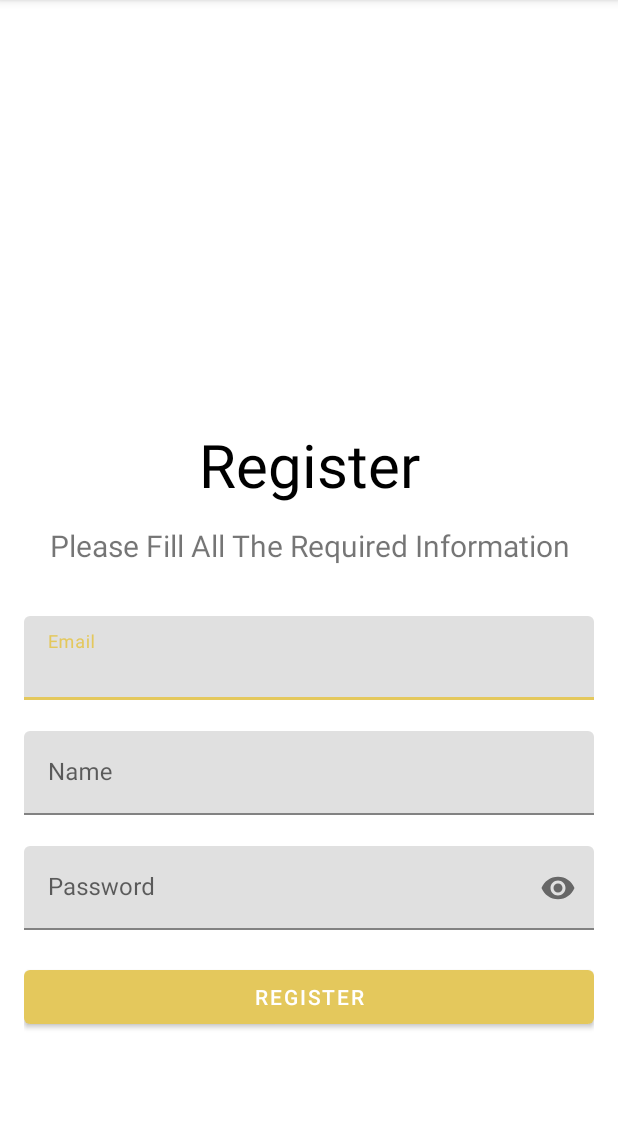
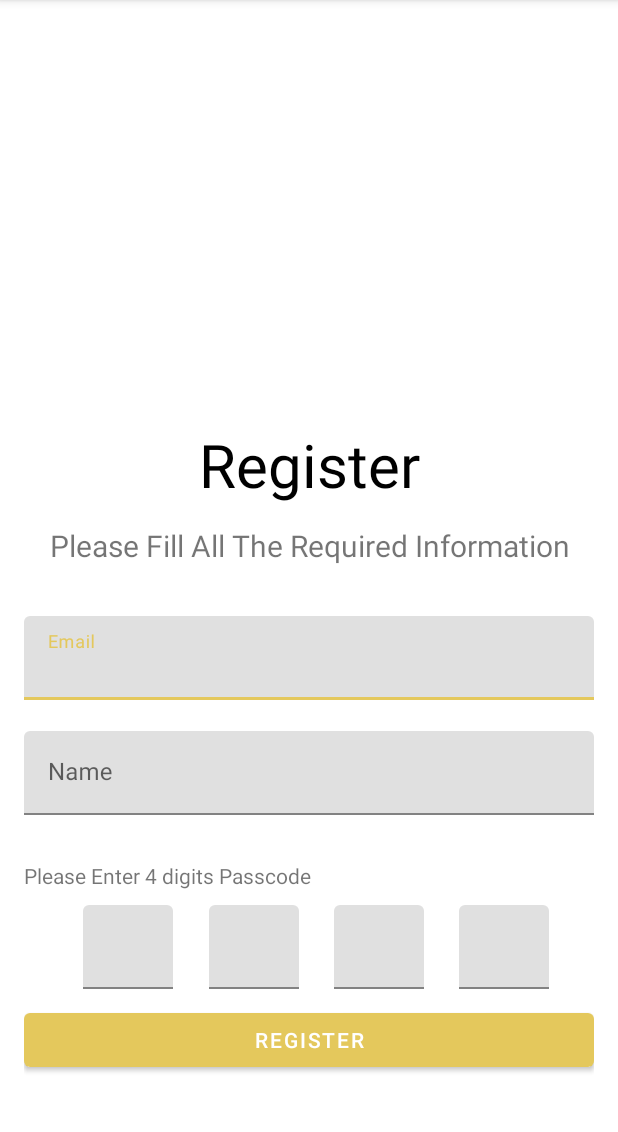
Before and after one commit to renadnasser1/Light-On, an Android app: the screen it shows after launch (RegisterActivity), on a phone screen of 412 x 824 dp, the part 84-1216 px from its top. Run offline under Robolectric (Android 15) with nearby library versions, the phone set to English and light mode, and no system bars.

Commit message:
use passcode insted of passwoard

```diff
--- a/app/src/main/java/com/example/lighton/RegisterActivity.java
+++ b/app/src/main/java/com/example/lighton/RegisterActivity.java
@@ -6,28 +6,26 @@ package com.example.lighton;
         import android.os.Bundle;
         import android.util.Patterns;
         import android.view.View;
+        import android.widget.EditText;
+        import android.widget.TextView;
         import android.widget.Toast;
 
         import com.google.android.material.textfield.TextInputLayout;
 
+        import java.lang.reflect.Array;
         import java.util.regex.Pattern;
 
 public class RegisterActivity extends AppCompatActivity {
 
     private static final Pattern PASSWORD_PATTERN =
             Pattern.compile("^" +
-                    "(?=.*[0-9])" +         //at least 1 digit
-                    "(?=.*[a-z])" +         //at least 1 lower case letter
-                    "(?=.*[A-Z])" +         //at least 1 upper case letter
-                    "(?=.*[a-zA-Z])" +      //any letter
-                    "(?=.*[@#$%^&+=])" +    //at least 1 special character
-                    "(?=\\S+$)" +           //no white spaces
-                    ".{6,}" +               //at least 6 characters
-                    "$");
+                    "(?=.*[0-9])" +           //no white spaces
+                    ".{4,}");
 
     private TextInputLayout textInputEmail;
     private TextInputLayout textInputName;
-    private TextInputLayout textInputPassword;
+    private TextInputLayout digitOne, digitTwo,digitThree,digitFour;
+    private String passcode;
     private DBHelper database;
 
     @Override
@@ -38,7 +36,10 @@ public class RegisterActivity extends AppCompatActivity {
         database =  new DBHelper(this);
         textInputEmail = findViewById(R.id.text_input_email);
         textInputName = findViewById(R.id.text_input_name);
-        textInputPassword = findViewById(R.id.text_input_password);
+        digitOne = findViewById(R.id.passcode_1);
+        digitTwo = findViewById(R.id.passcode_2);
+        digitThree = findViewById(R.id.passcode_3);
+        digitFour = findViewById(R.id.passcode_4);
     }
 
     private boolean validateEmail() {
@@ -72,19 +73,26 @@ public class RegisterActivity extends AppCompatActivity {
     }
 
     private boolean validatePassword() {
-        String passwordInput = textInputPassword.getEditText().getText().toString().trim();
+        String one = digitOne.getEditText().getText().toString().trim();
+        String two = digitOne.getEditText().getText().toString().trim();
+        String three = digitThree.getEditText().getText().toString().trim();
+        String four = digitFour.getEditText().getText().toString().trim();
+        passcode = one + two + three + four;
 
-        if (passwordInput.isEmpty()) {
-            textInputPassword.setError("Field can't be empty");
-            return false;
-        }else if(!PASSWORD_PATTERN.matcher(passwordInput).matches() ) { //.matches()
-            textInputPassword.setError("Weak Password");
-            return false;
-        }else{
-            textInputPassword.setError(null);
-            textInputPassword.setErrorEnabled(false);
-            return true;
+        TextInputLayout textViews[] = {digitOne,digitTwo,digitThree,digitFour};
+
+        Boolean flag = true;
+        for(int i=0;i<4;i++){
+            String ch = textViews[i].getEditText().getText().toString().trim();
+            if (ch.isEmpty()){
+                textViews[i].setError("Missing");
+                flag = false;
+            }else{
+                textViews[i].setError(null);
+                textViews[i].setErrorEnabled(false);
+            }
         }
+        return flag;
     }
 
     private String PASSWORD_PATTERN(String passwordInput) {
@@ -96,18 +104,18 @@ public class RegisterActivity extends AppCompatActivity {
             return;
         }
         insertData();
-//        String input = "Email: " + textInputEmail.getEditText().getText().toString();
-//        input += "\n";
-//        input += "Name: " + textInputName.getEditText().getText().toString();
-//        input += "\n";
-//        input += "Password: " + textInputPassword.getEditText().getText().toString();
-//        Toast.makeText(this, input, Toast.LENGTH_SHORT).show();
+        String input = "Email: " + textInputEmail.getEditText().getText().toString();
+        input += "\n";
+        input += "Name: " + textInputName.getEditText().getText().toString();
+        input += "\n";
+        input += "Password: " + passcode;
+        Toast.makeText(this, input, Toast.LENGTH_SHORT).show();
     }
 
         public void insertData(){
         String name = textInputName.getEditText().getText().toString();
         String email = textInputEmail.getEditText().getText().toString();
-        String passCode = textInputPassword.getEditText().getText().toString();
+        String passCode = passcode;
 
         boolean checkInset = database.insertUserData(name,email,passCode);
         if(checkInset){
--- a/app/src/main/res/layout/activity_register.xml
+++ b/app/src/main/res/layout/activity_register.xml
@@ -60,25 +60,89 @@
 
     </com.google.android.material.textfield.TextInputLayout>
 
-    <com.google.android.material.textfield.TextInputLayout
-        android:id="@+id/text_input_password"
+    <TextView
         android:layout_width="match_parent"
         android:layout_height="wrap_content"
-        app:errorEnabled="true"
-        app:passwordToggleEnabled="true">
+        android:text="Please Enter 4 digits Passcode"
+        android:layout_marginTop="10dp"
+        android:layout_marginBottom="10dp"></TextView>
+    <LinearLayout
+        android:layout_width="wrap_content"
+        android:layout_height="wrap_content"
+        android:orientation="horizontal"
+        android:layout_marginLeft="39dp"
+        android:layout_marginRight="30dp">
+
+    <com.google.android.material.textfield.TextInputLayout
+        android:id="@+id/passcode_1"
+        android:layout_width="match_parent"
+        android:layout_height="wrap_content">
 
         <com.google.android.material.textfield.TextInputEditText
-            android:layout_width="match_parent"
+            android:layout_width="60dp"
             android:layout_height="wrap_content"
-            android:hint="@string/password"
-            android:inputType="textPassword"/>
+            android:maxLength="1"
+            android:inputType="numberPassword"/>
 
     </com.google.android.material.textfield.TextInputLayout>
+        <View
+            android:layout_width="0dp"
+            android:layout_height="1dp"
+            android:layout_weight="1"/>
 
+        <com.google.android.material.textfield.TextInputLayout
+            android:id="@+id/passcode_2"
+            android:layout_width="match_parent"
+            android:layout_height="wrap_content">
+
+            <com.google.android.material.textfield.TextInputEditText
+                android:layout_width="60dp"
+                android:layout_height="wrap_content"
+                android:maxLength="1"
+                android:inputType="numberPassword"/>
+
+        </com.google.android.material.textfield.TextInputLayout>
+        <View
+            android:layout_width="0dp"
+            android:layout_height="1dp"
+            android:layout_weight="1"/>
+        <com.google.android.material.textfield.TextInputLayout
+            android:id="@+id/passcode_3"
+            android:layout_width="match_parent"
+            android:layout_height="wrap_content">
+
+            <com.google.android.material.textfield.TextInputEditText
+                android:layout_width="60dp"
+                android:layout_height="wrap_content"
+                android:maxLength="1"
+                android:inputType="numberPassword"/>
+
+        </com.google.android.material.textfield.TextInputLayout>
+        <View
+            android:layout_width="0dp"
+            android:layout_height="1dp"
+            android:layout_weight="1"/>
+
+        <com.google.android.material.textfield.TextInputLayout
+            android:id="@+id/passcode_4"
+            android:layout_width="match_parent"
+            android:layout_height="wrap_content">
+
+            <com.google.android.material.textfield.TextInputEditText
+                android:layout_width="60dp"
+                android:layout_height="wrap_content"
+                android:maxLength="1"
+                android:inputType="numberPassword"/>
+
+        </com.google.android.material.textfield.TextInputLayout>
+
+
+</LinearLayout>
     <Button
         android:layout_width="match_parent"
         android:layout_height="wrap_content"
         android:text="@string/register"
+        android:layout_marginTop="10dp"
         android:onClick="confirmInput"/>
 
 
```
